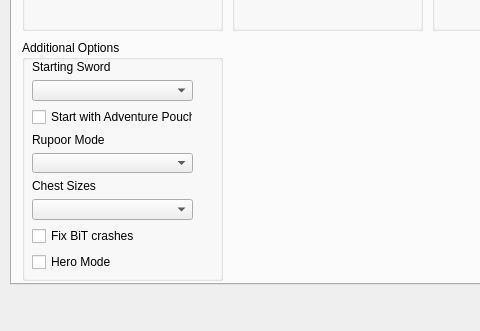
Qt form gui/randogui.ui (ssrando/ssrando) before a commit; both pictures show x 0 to 480 and y 266 to 597 of the 1051 by 734 pixel window.
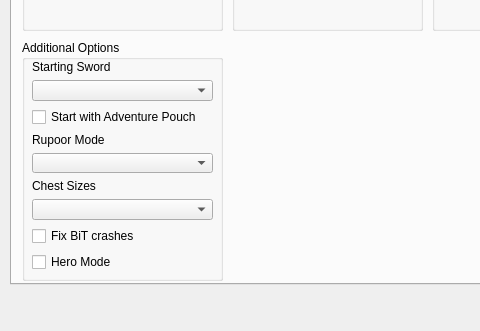
The same form after that commit.

The edit to the form file:
```diff
--- a/gui/randogui.ui
+++ b/gui/randogui.ui
@@ -18,7 +18,6 @@
   </property>
   <property name="font">
    <font>
-    <family>Segoe UI</family>
     <pointsize>9</pointsize>
    </font>
   </property>
@@ -1170,7 +1169,7 @@
         <rect>
          <x>10</x>
          <y>20</y>
-         <width>161</width>
+         <width>181</width>
          <height>211</height>
         </rect>
        </property>
@@ -1211,7 +1210,7 @@
          </layout>
         </item>
         <item>
-         <layout class="QVBoxLayout" name="verticalLayout_17">
+         <layout class="QVBoxLayout" name="verticalLayout_31">
           <item>
            <widget class="QLabel" name="label_4">
             <property name="text">
```
